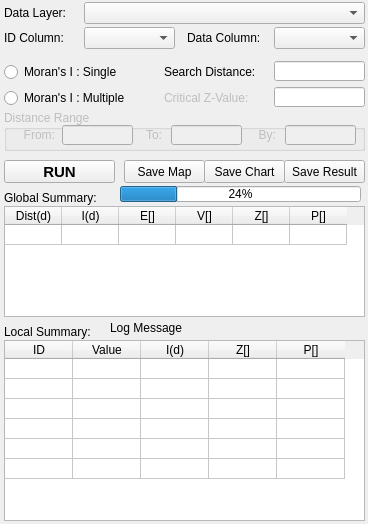
First picture: the form in gui/ui_form_morans_i.ui, repository Gaia3D/GeepsSpatialStatistic, before the edit.
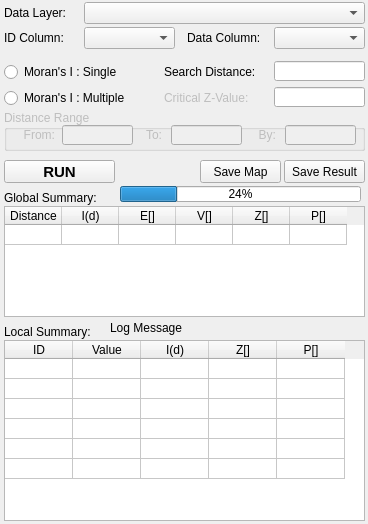
Second picture: the form after the edit.

Commit message: Single Moran 완료

What changed in the file:
```diff
--- a/gui/ui_form_morans_i.ui
+++ b/gui/ui_form_morans_i.ui
@@ -255,19 +255,6 @@
     <string>RUN</string>
    </property>
   </widget>
-  <widget class="QPushButton" name="btnSaveChart">
-   <property name="geometry">
-    <rect>
-     <x>204</x>
-     <y>160</y>
-     <width>81</width>
-     <height>23</height>
-    </rect>
-   </property>
-   <property name="text">
-    <string>Save Chart</string>
-   </property>
-  </widget>
   <widget class="QPushButton" name="btnSaveResult">
    <property name="geometry">
     <rect>
@@ -284,7 +271,7 @@
   <widget class="QPushButton" name="btnSaveMap">
    <property name="geometry">
     <rect>
-     <x>124</x>
+     <x>200</x>
      <y>160</y>
      <width>81</width>
      <height>23</height>
@@ -365,7 +352,7 @@
    <row/>
    <column>
     <property name="text">
-     <string>Dist(d)</string>
+     <string>Distance</string>
     </property>
    </column>
    <column>
```
The commit also changes 8 other files.
